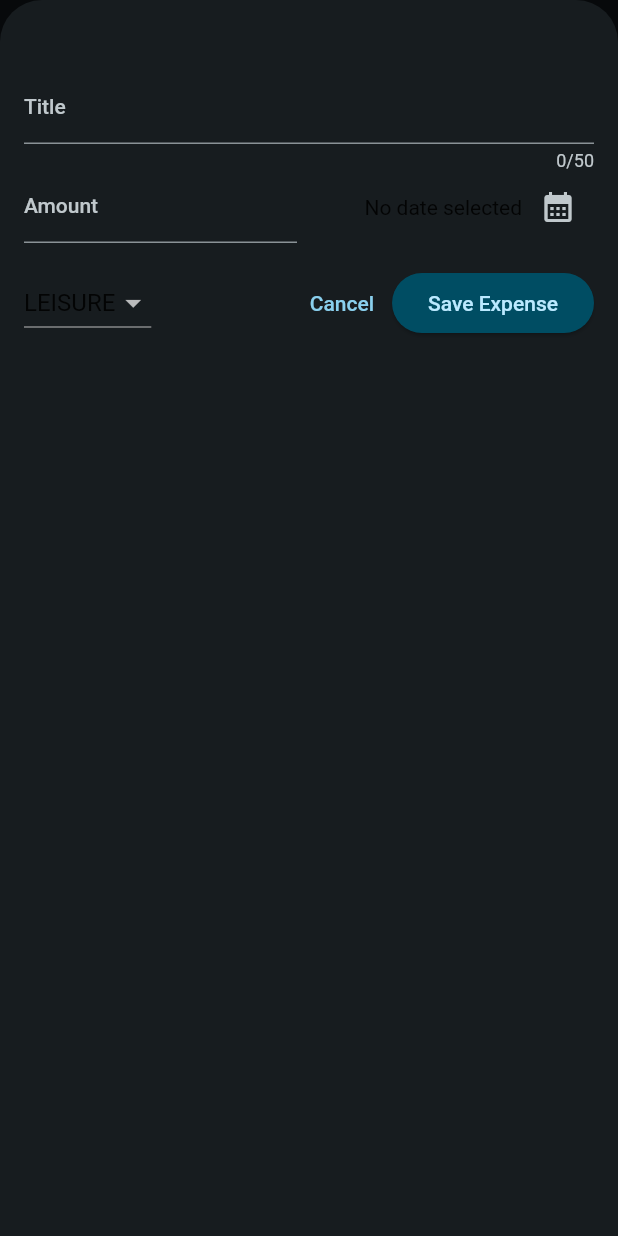
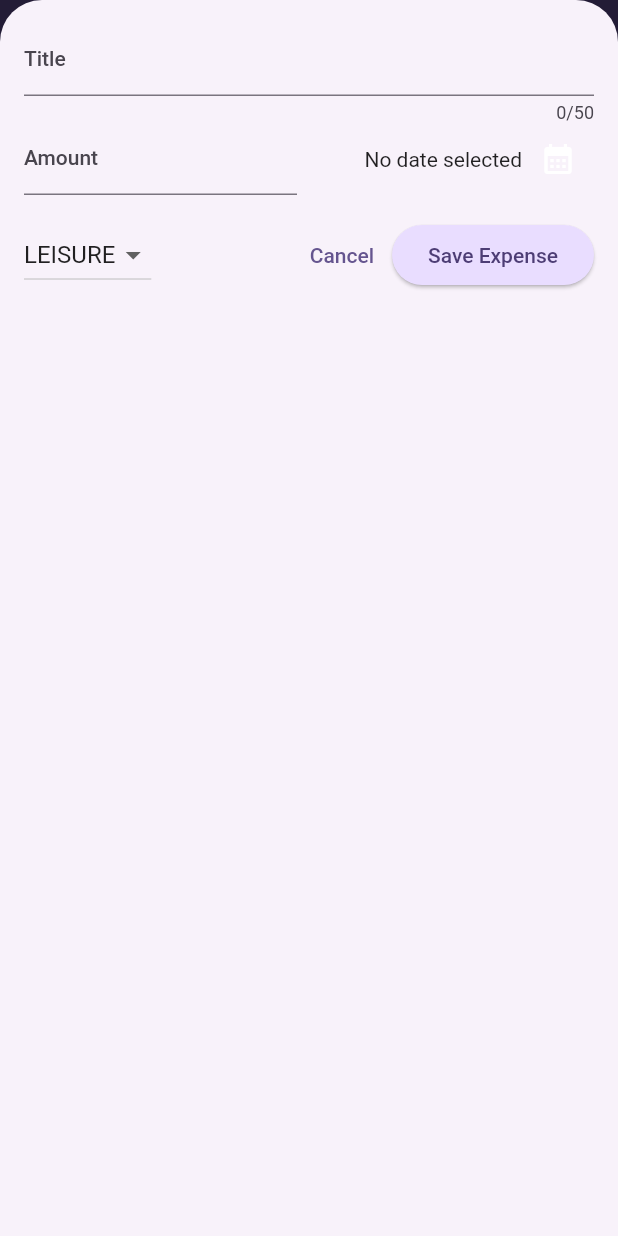
Before and after one commit to binhth-hocmai/flutter-expense-tracker, a Flutter app: the screen it shows after launch, after a tap on the "add" icon, on a phone screen of 412 x 824 dp. Run offline on Flutter 3.47's test engine with Material 2 defaults, Android fonts, the phone set to English and light mode, and no system bars.

Commit message:
feat: flutter day 15

```diff
--- a/lib/main.dart
+++ b/lib/main.dart
@@ -1,4 +1,6 @@
 import 'package:flutter/material.dart';
+import 'package:flutter/services.dart';
+
 import 'package:flutter_expense_tracker/widgets/expenses.dart';
 
 var kColorScheme = ColorScheme.fromSeed(
@@ -11,7 +13,12 @@ var kDarkColorScheme = ColorScheme.fromSeed(
 );
 
 void main() {
-  runApp(const MyApp());
+  // WidgetsFlutterBinding.ensureInitialized();
+  // SystemChrome.setPreferredOrientations([
+  //   DeviceOrientation.portraitUp,
+  // ]).then((fn) {
+    runApp(const MyApp());
+  // });
 }
 
 class MyApp extends StatelessWidget {
@@ -23,14 +30,14 @@ class MyApp extends StatelessWidget {
     return MaterialApp(
       theme: ThemeData.dark().copyWith(
         useMaterial3: true,
-        colorScheme: kDarkColorScheme,
-        // scaffoldBackgroundColor: const Color.fromARGB(255, 220, 189, 252),
-        // appBarTheme: const AppBarTheme().copyWith(
-        //   backgroundColor: kColorScheme.onPrimaryContainer,
-        //   foregroundColor: kColorScheme.primaryContainer,
-        // ),
+        colorScheme: kColorScheme,
+        scaffoldBackgroundColor: const Color.fromARGB(255, 239, 231, 248),
+        appBarTheme: const AppBarTheme().copyWith(
+          backgroundColor: kColorScheme.onPrimaryContainer,
+          foregroundColor: kColorScheme.primaryContainer,
+        ),
         cardTheme: const CardTheme().copyWith(
-          color: kDarkColorScheme.secondaryContainer,
+          color: kColorScheme.secondaryContainer,
           margin: const EdgeInsets.symmetric(
             horizontal: 16,
             vertical: 8,
@@ -38,14 +45,14 @@ class MyApp extends StatelessWidget {
         ),
         elevatedButtonTheme: ElevatedButtonThemeData(
           style: ElevatedButton.styleFrom(
-            backgroundColor: kDarkColorScheme.primaryContainer,
-            foregroundColor: kDarkColorScheme.onPrimaryContainer,
+            backgroundColor: kColorScheme.primaryContainer,
+            foregroundColor: kColorScheme.onPrimaryContainer,
           ),
         ),
         textTheme: ThemeData().textTheme.copyWith(
               titleLarge: TextStyle(
                 fontWeight: FontWeight.w600,
-                color: kDarkColorScheme.onSecondaryContainer,
+                color: kColorScheme.onSecondaryContainer,
                 // color: Colors.red,
                 fontSize: 14,
               ),
--- a/lib/widgets/expenses.dart
+++ b/lib/widgets/expenses.dart
@@ -31,6 +31,7 @@ class _ExpensesState extends State<Expenses> {
 
   void _openAddExpenseOverlay() {
     showModalBottomSheet(
+      useSafeArea: true,
       isScrollControlled: true,
       context: context,
       builder: (ctx) => NewExpense(
@@ -72,6 +73,9 @@ class _ExpensesState extends State<Expenses> {
 
   @override
   Widget build(BuildContext context) {
+    final width = MediaQuery.of(context).size.width;
+    final height = MediaQuery.of(context).size.height;
+
     Widget mainContent = const Center(
       child: Text('No expenses found. Start adding some!'),
     );
@@ -85,6 +89,7 @@ class _ExpensesState extends State<Expenses> {
 
     return Scaffold(
       appBar: AppBar(
+        centerTitle: false,
         title: const Text('Flutter ExpenseTracker'),
         actions: [
           IconButton(
@@ -93,9 +98,20 @@ class _ExpensesState extends State<Expenses> {
           ),
         ],
       ),
-      body: Column(
+      body: width < 600
+          ? Column(
               children: [
                 Chart(expenses: _registeredExpenses),
+                Expanded(
+                  child: mainContent,
+                ),
+              ],
+            )
+          : Row(
+              children: [
+                Expanded(
+                  child: Chart(expenses: _registeredExpenses),
+                ),
                 Expanded(
                   child: mainContent,
                 ),
--- a/lib/widgets/new_expense.dart
+++ b/lib/widgets/new_expense.dart
@@ -1,3 +1,5 @@
+import 'package:flutter/cupertino.dart';
+import 'dart:io';
 import 'package:flutter/material.dart';
 
 import 'package:flutter_expense_tracker/models/expense.dart';
@@ -33,13 +35,25 @@ class _NewExpenseState extends State<NewExpense> {
     });
   }
 
-  void _submitExpenseData() {
-    final enteredAmount = double.tryParse(_amountController
-        .text); // tryParse('Hello') => null, tryParse('1.12') => 1.12
-    final amountIsInvalid = enteredAmount == null || enteredAmount <= 0;
-    if (_titleController.text.trim().isEmpty ||
-        amountIsInvalid ||
-        _selectedDate == null) {
+  void _showDialog() {
+    if (Platform.isIOS) {
+      showCupertinoDialog(
+        context: context,
+        builder: (ctx) => CupertinoAlertDialog(
+          title: const Text('Invalid input'),
+          content: const Text(
+              'Please make sure a valid title, amount, date and category was entered.'),
+          actions: [
+            TextButton(
+              onPressed: () {
+                Navigator.pop(ctx);
+              },
+              child: const Text('Okay'),
+            ),
+          ],
+        ),
+      );
+    } else {
       showDialog(
         context: context,
         builder: (ctx) => AlertDialog(
@@ -56,6 +70,17 @@ class _NewExpenseState extends State<NewExpense> {
           ],
         ),
       );
+    }
+  }
+
+  void _submitExpenseData() {
+    final enteredAmount = double.tryParse(_amountController
+        .text); // tryParse('Hello') => null, tryParse('1.12') => 1.12
+    final amountIsInvalid = enteredAmount == null || enteredAmount <= 0;
+    if (_titleController.text.trim().isEmpty ||
+        amountIsInvalid ||
+        _selectedDate == null) {
+      _showDialog();
       return;
     }
 
@@ -78,10 +103,41 @@ class _NewExpenseState extends State<NewExpense> {
 
   @override
   Widget build(BuildContext context) {
+    final keyboardSpace = MediaQuery.of(context).viewInsets.bottom;
+    return LayoutBuilder(
+      builder: (ctx, constraints) {
+        final width = constraints.maxWidth;
+
         return Padding(
-      padding: const EdgeInsets.fromLTRB(16, 48, 16, 16),
+          padding: EdgeInsets.fromLTRB(16, 16, 16, keyboardSpace + 16),
           child: Column(
             children: [
+              if (width >= 600)
+                Row(
+                  children: [
+                    Expanded(
+                      child: TextField(
+                        controller: _titleController,
+                        maxLength: 50,
+                        decoration: const InputDecoration(
+                          label: Text('Title'),
+                        ),
+                      ),
+                    ),
+                    const SizedBox(width: 24),
+                    Expanded(
+                      child: TextField(
+                        controller: _amountController,
+                        keyboardType: TextInputType.number,
+                        decoration: const InputDecoration(
+                          prefixText: '\$ ',
+                          label: Text('Amount'),
+                        ),
+                      ),
+                    ),
+                  ],
+                )
+              else
                 TextField(
                   controller: _titleController,
                   maxLength: 50,
@@ -89,6 +145,49 @@ class _NewExpenseState extends State<NewExpense> {
                     label: Text('Title'),
                   ),
                 ),
+              if (width >= 600)
+                Row(
+                  children: [
+                    DropdownButton(
+                      value: _selectedCategory,
+                      items: Category.values
+                          .map(
+                            (category) => DropdownMenuItem(
+                              value: category,
+                              child: Text(
+                                category.name.toUpperCase(),
+                              ),
+                            ),
+                          )
+                          .toList(),
+                      onChanged: (value) {
+                        setState(() {
+                          if (value == null) {
+                            return;
+                          }
+                          _selectedCategory = value;
+                        });
+                      },
+                    ),
+                    const SizedBox(width: 24),
+                    Expanded(
+                      child: Row(
+                        mainAxisAlignment: MainAxisAlignment.end,
+                        crossAxisAlignment: CrossAxisAlignment.center,
+                        children: [
+                          Text(_selectedDate == null
+                              ? 'No date selected'
+                              : formatter.format(_selectedDate!)),
+                          IconButton(
+                            onPressed: _presentDatePicker,
+                            icon: const Icon(Icons.calendar_month),
+                          ),
+                        ],
+                      ),
+                    ),
+                  ],
+                )
+              else
                 Row(
                   crossAxisAlignment: CrossAxisAlignment.center,
                   children: [
@@ -117,10 +216,25 @@ class _NewExpenseState extends State<NewExpense> {
                           ),
                         ],
                       ),
-              )
+                    ),
                   ],
                 ),
               const SizedBox(height: 16),
+              if (width >= 600)
+                Row(children: [
+                  const Spacer(),
+                  TextButton(
+                    onPressed: () {
+                      Navigator.pop(context);
+                    },
+                    child: const Text('Cancel'),
+                  ),
+                  ElevatedButton(
+                    onPressed: _submitExpenseData,
+                    child: const Text('Save Expense'),
+                  ),
+                ])
+              else
                 Row(
                   mainAxisAlignment: MainAxisAlignment.spaceBetween,
                   children: [
@@ -143,7 +257,8 @@ class _NewExpenseState extends State<NewExpense> {
                           }
                           _selectedCategory = value;
                         });
-                  }),
+                      },
+                    ),
                     const Spacer(),
                     TextButton(
                       onPressed: () {
@@ -160,5 +275,7 @@ class _NewExpenseState extends State<NewExpense> {
             ],
           ),
         );
+      },
+    );
   }
 }
```
Lines whose indentation alone changed are shown as unchanged.
